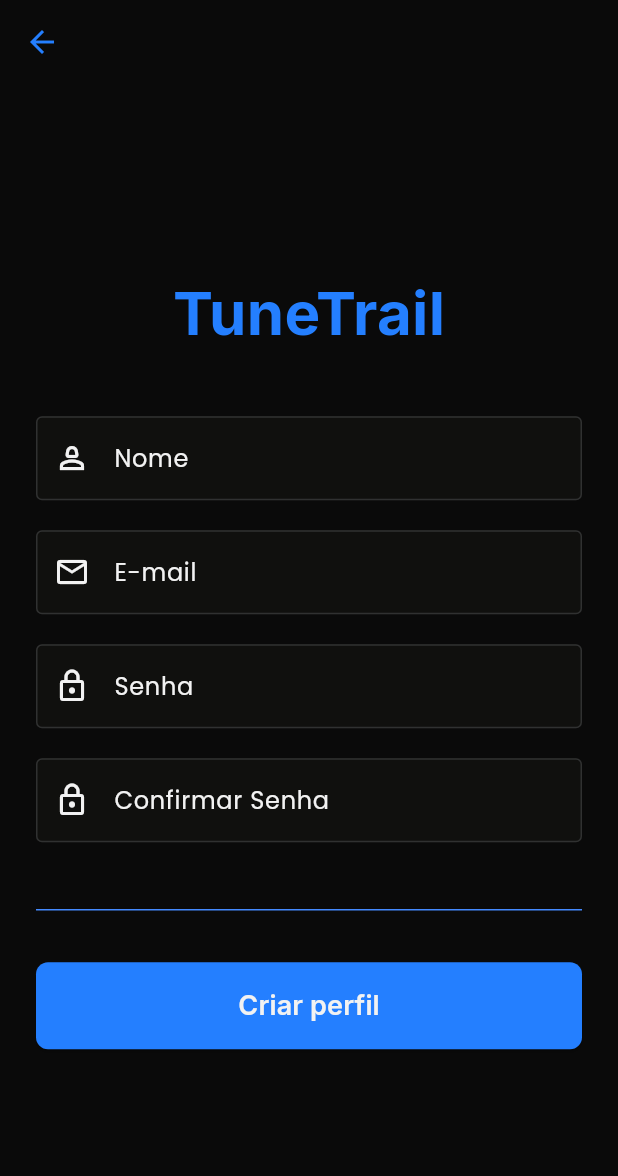
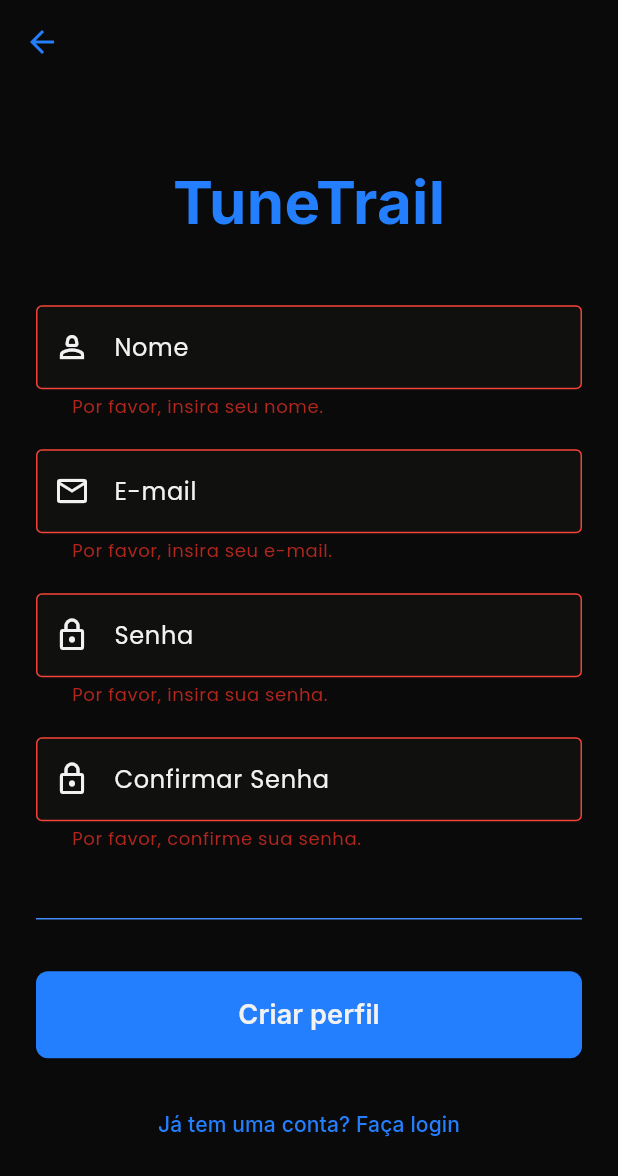
Before and after one commit to allanjfarias/dsi_tunetrail, a Flutter app: the CadastroScreen screen opened directly, after a tap on "Criar perfil", on a phone screen of 412 x 824 dp. Shown: the top 1176 px of the screen. Run offline on Flutter 3.47's test engine with Material 3 defaults, Android fonts, the phone set to English and light mode, and no system bars; our stand-ins replace google_fonts; accounts and stored records are empty.

Commit message:
alterando de stateless pra stateful + verificando se email é válido + verificando se as senhas se coincidem

```diff
--- a/lib/view/cadastro.dart
+++ b/lib/view/cadastro.dart
@@ -1,25 +1,83 @@
 import 'package:flutter/material.dart';
 import 'package:google_fonts/google_fonts.dart';
+import '../controller/auth_controller.dart';
+import 'login.dart';
 
-class CadastroScreen extends StatelessWidget {
+class CadastroScreen extends StatefulWidget {
   const CadastroScreen({super.key});
+
+  @override
+  State<CadastroScreen> createState() => _CadastroScreenState();
+}
+
+class _CadastroScreenState extends State<CadastroScreen> {
+  final _formKey = GlobalKey<FormState>();
+  final _nomeController = TextEditingController();
+  final _emailController = TextEditingController();
+  final _senhaController = TextEditingController();
+  final _confirmarSenhaController = TextEditingController();
+
+  final AuthController _authController = AuthController();
+
+  @override
+  void dispose() {
+    _nomeController.dispose();
+    _emailController.dispose();
+    _senhaController.dispose();
+    _confirmarSenhaController.dispose();
+    super.dispose();
+  }
+
+  void _handleCadastro() {
+    if (_formKey.currentState!.validate()) {
+      ScaffoldMessenger.of(context).showSnackBar(
+        const SnackBar(content: Text('Processando cadastro...')),
+      );
+
+      bool sucesso = _authController.registrar(
+        _emailController.text,
+        _nomeController.text,
+        _senhaController.text,
+      );
+
+      ScaffoldMessenger.of(context).hideCurrentSnackBar();
+
+      if (sucesso) {
+        ScaffoldMessenger.of(context).showSnackBar(
+          const SnackBar(content: Text('Cadastro realizado com sucesso! Redirecionando para login...'), backgroundColor: Colors.green),
+        );
+        Future.delayed(const Duration(seconds: 2), () {
+          Navigator.pushReplacement(
+            context,
+            MaterialPageRoute(builder: (context) => const LoginScreen()),
+          );
+        });
+      } else {
+        ScaffoldMessenger.of(context).showSnackBar(
+          const SnackBar(content: Text('Falha no cadastro. E-mail ou nome de usuário já pode estar em uso.'), backgroundColor: Colors.red),
+        );
+      }
+    }
+  }
 
   @override
   Widget build(BuildContext context) {
     return Scaffold(
       appBar: AppBar(
+        leading: IconButton(
+          icon: Icon(Icons.arrow_back, color: Color(0xff247FFF)),
+          onPressed: () => Navigator.of(context).pop(),
+        ),
         backgroundColor: Color(0xff0A0A0A),
         elevation: 0,
-        leading: IconButton(
-          icon: const Icon(Icons.arrow_back, color: Color(0xff247FFF)),
-          onPressed: () => Navigator.pop(context),
-        ),
       ),
       body: Container(
         color: const Color(0xff0A0A0A),
         child: Center(
           child: SingleChildScrollView(
             padding: const EdgeInsets.all(24.0),
+            child: Form(
+              key: _formKey,
               child: Column(
                 mainAxisAlignment: MainAxisAlignment.center,
                 children: [
@@ -32,22 +90,49 @@ class CadastroScreen extends StatelessWidget {
                     ),
                   ),
                   const SizedBox(height: 40),
-                _buildTextField('Nome', Icons.person_2_outlined),
+                  _buildTextFormField('Nome', Icons.person_2_outlined, controller: _nomeController, validator: (value) {
+                    if (value == null || value.isEmpty) {
+                      return 'Por favor, insira seu nome.';
+                    }
+                    return null;
+                  }),
                   const SizedBox(height: 20),
-                _buildTextField('E-mail', Icons.email_outlined),
+                  _buildTextFormField('E-mail', Icons.email_outlined, controller: _emailController, keyboardType: TextInputType.emailAddress, validator: (value) {
+                    if (value == null || value.isEmpty) {
+                      return 'Por favor, insira seu e-mail.';
+                    }
+                    if (!value.contains('@') || !value.contains('.')) {
+                      return 'Por favor, insira um e-mail válido.';
+                    }
+                    return null;
+                  }),
                   const SizedBox(height: 20),
-                _buildTextField('Senha', Icons.lock_outlined, isPassword: true),
+                  _buildTextFormField('Senha', Icons.lock_outlined, controller: _senhaController, isPassword: true, validator: (value) {
+                    if (value == null || value.isEmpty) {
+                      return 'Por favor, insira sua senha.';
+                    }
+                    if (value.length < 6) {
+                      return 'A senha deve ter pelo menos 6 caracteres.';
+                    }
+                    return null;
+                  }),
                   const SizedBox(height: 20),
-                _buildTextField('Confirmar Senha', Icons.lock_outlined, isPassword: true),
+                  _buildTextFormField('Confirmar Senha', Icons.lock_outlined, controller: _confirmarSenhaController, isPassword: true, validator: (value) {
+                    if (value == null || value.isEmpty) {
+                      return 'Por favor, confirme sua senha.';
+                    }
+                    if (value != _senhaController.text) {
+                      return 'As senhas não coincidem.';
+                    }
+                    return null;
+                  }),
                   const SizedBox(height: 30),
                   const Divider(color: Colors.blueAccent, height: 30),
                   const SizedBox(height: 20),
                   SizedBox(
                     width: double.infinity,
                     child: ElevatedButton(
-                    onPressed: () {
-                      // Lógica de cadastro
-                    },
+                      onPressed: _handleCadastro,
                       style: ElevatedButton.styleFrom(
                         backgroundColor: Color(0xff247FFF),
                         padding: const EdgeInsets.symmetric(vertical: 16),
@@ -65,20 +150,35 @@ class CadastroScreen extends StatelessWidget {
                       ),
                     ),
                   ),
+                  const SizedBox(height: 20),
+                  TextButton(
+                    onPressed: () {
+                      Navigator.of(context).pop();
+                    },
+                    child: Text(
+                      'Já tem uma conta? Faça login',
+                      style: GoogleFonts.inter(
+                        color: Color(0xff247FFF),
+                        fontWeight: FontWeight.w500,
+                      ),
+                    ),
+                  ),
                 ],
+              ),
             ),
           ),
         ),
       ),
     );
   }
-}
 
-Widget _buildTextField(String label, IconData icon, {bool isPassword = false}) {
-  return TextField(
+  Widget _buildTextFormField(String label, IconData icon, {bool isPassword = false, TextEditingController? controller, String? Function(String?)? validator, TextInputType? keyboardType}) {
+    return TextFormField(
+      controller: controller,
       obscureText: isPassword,
       style: const TextStyle(color: Color(0xffF2F2F2)),
       cursorColor: Color(0xff6CA0DC),
+      keyboardType: keyboardType,
       decoration: InputDecoration(
         labelText: label,
         labelStyle: const TextStyle(color: Color(0xffF2F2F2)),
@@ -89,9 +189,18 @@ Widget _buildTextField(String label, IconData icon, {bool isPassword = false}) {
         focusedBorder: const OutlineInputBorder(
           borderSide: BorderSide(color: Colors.white, width: 2)
         ),
+        errorBorder: const OutlineInputBorder(
+          borderSide: BorderSide(color: Colors.red, width: 1),
+        ),
+        focusedErrorBorder: const OutlineInputBorder(
+          borderSide: BorderSide(color: Colors.red, width: 2),
+        ),
         filled: true,
         fillColor: Color(0xff10100E),
         contentPadding: const EdgeInsets.symmetric(vertical: 16, horizontal: 20),
       ),
+      validator: validator,
+      autovalidateMode: AutovalidateMode.onUserInteraction,
     );
   }
+}
```
Lines whose indentation alone changed are shown as unchanged.
